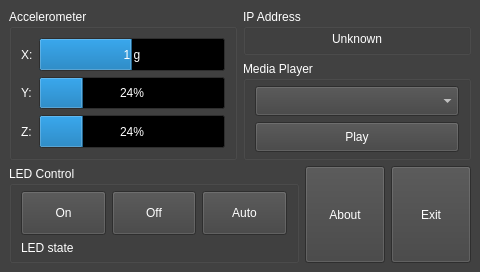
Old version of the form linux/easyduo.ui in the repository elnicoCZ/sqm4_vf6_easyDuo.
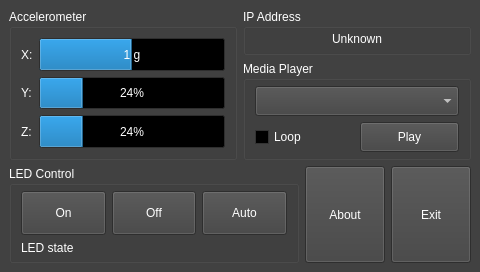
New version of the form.

Commit message: Linux: Loop playback option added.

The edit to the form file:
```diff
--- a/linux/easyduo.ui
+++ b/linux/easyduo.ui
@@ -643,6 +643,24 @@
               </widget>
              </item>
              <item>
+              <layout class="QHBoxLayout" name="horizontalLayout_3">
+               <item>
+                <widget class="QCheckBox" name="chbxLoop">
+                 <property name="sizePolicy">
+                  <sizepolicy hsizetype="Minimum" vsizetype="Fixed">
+                   <horstretch>0</horstretch>
+                   <verstretch>0</verstretch>
+                  </sizepolicy>
+                 </property>
+                 <property name="focusPolicy">
+                  <enum>Qt::TabFocus</enum>
+                 </property>
+                 <property name="text">
+                  <string>Loop</string>
+                 </property>
+                </widget>
+               </item>
+               <item>
               <widget class="QPushButton" name="btnPlay">
                <property name="sizePolicy">
                 <sizepolicy hsizetype="Minimum" vsizetype="MinimumExpanding">
@@ -669,6 +687,8 @@
                 <string>Play</string>
                </property>
               </widget>
+               </item>
+              </layout>
              </item>
             </layout>
            </widget>
```
Lines whose indentation alone changed are shown as unchanged. The commit also changes 3 other files.
